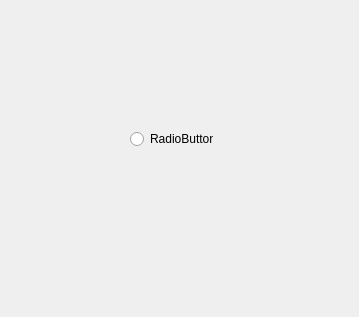
The window that gui_source/plugininfowidget.ui (horsicq/x64dbg-Plugin-Manager) describes before a commit, drawn with Qt 5.
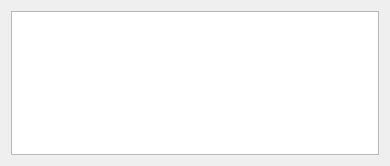
The same window after the commit.

What changed in the file:
```diff
--- a/gui_source/plugininfowidget.ui
+++ b/gui_source/plugininfowidget.ui
@@ -6,26 +6,22 @@
    <rect>
     <x>0</x>
     <y>0</y>
-    <width>359</width>
-    <height>317</height>
+    <width>390</width>
+    <height>166</height>
    </rect>
   </property>
   <property name="windowTitle">
    <string>Form</string>
   </property>
-  <widget class="QRadioButton" name="radioButton">
-   <property name="geometry">
-    <rect>
-     <x>130</x>
-     <y>130</y>
-     <width>83</width>
-     <height>18</height>
-    </rect>
-   </property>
-   <property name="text">
-    <string>RadioButton</string>
-   </property>
-  </widget>
+  <layout class="QVBoxLayout" name="verticalLayout_3">
+   <item>
+    <widget class="QTextEdit" name="textEditInfo">
+     <property name="readOnly">
+      <bool>true</bool>
+     </property>
+    </widget>
+   </item>
+  </layout>
  </widget>
  <resources/>
  <connections/>
```
